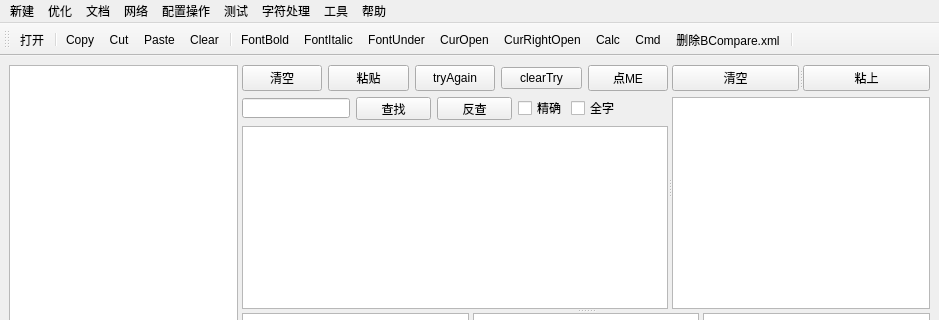
Above: codesets/mainwindow.ui from weilaidb/codetools before the change; both pictures show x 0 to 939 and y 0 to 320 of the 939 by 718 pixel window. Below: the same form after it.
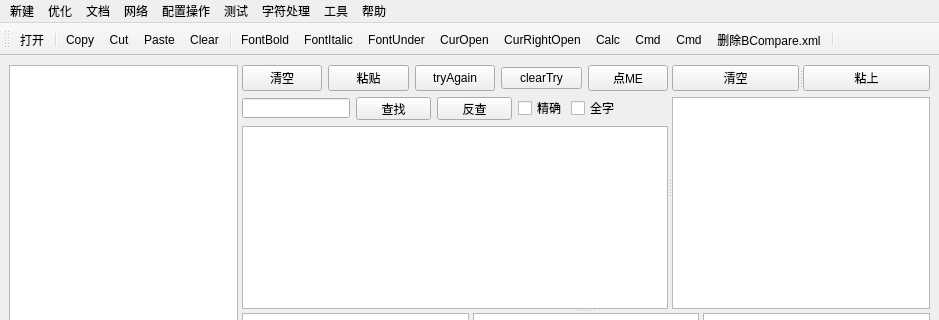
That is the form after the change. Icons and pictures are not drawn.

Patch:
```diff
--- a/codesets/mainwindow.ui
+++ b/codesets/mainwindow.ui
@@ -493,6 +493,7 @@
    <addaction name="action_CurRightOpen"/>
    <addaction name="actionCalc"/>
    <addaction name="actionCmd"/>
+   <addaction name="actionCmd_Window"/>
    <addaction name="action_del_BCompare_xml"/>
    <addaction name="separator"/>
   </widget>
@@ -1028,6 +1029,15 @@
     <string>视频播放器</string>
    </property>
   </action>
+  <action name="actionCmd_Window">
+   <property name="icon">
+    <iconset resource="images/app.qrc">
+     <normaloff>:/tools/cmd.bmp</normaloff>:/tools/cmd.bmp</iconset>
+   </property>
+   <property name="text">
+    <string>Cmd</string>
+   </property>
+  </action>
  </widget>
  <resources>
   <include location="images/app.qrc"/>
```
